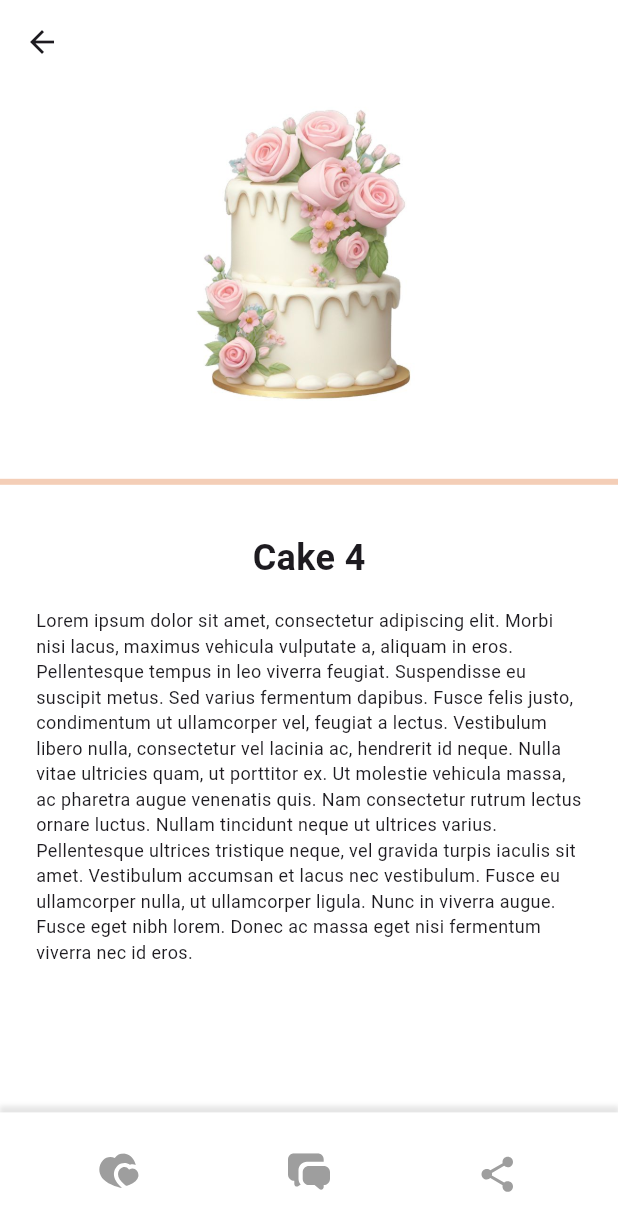
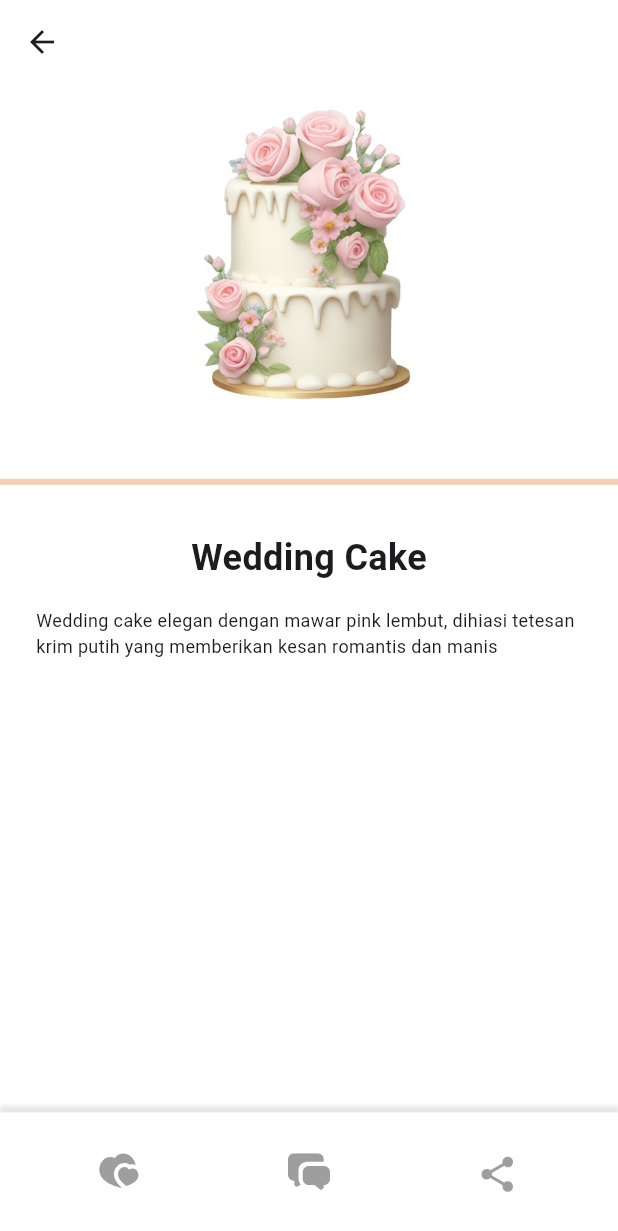
Before and after one commit to CantikaDianFarhana/Mobile_Dev_Tugas_3, a Flutter app: the HomePage screen opened directly with empty values, after a tap on "Wedding Cake", on a phone screen of 412 x 824 dp. Shown: the top 1231 px of the screen. Run offline on Flutter 3.47's test engine with Material 3 defaults, Android fonts, the light colour scheme and no system bars; our stand-ins replace flutter_svg.

Commit message:
updating cake data

```diff
--- a/lib/pages/home_page.dart
+++ b/lib/pages/home_page.dart
@@ -26,11 +26,9 @@ class _HomePageState extends State<HomePage> {
     return Scaffold(
       backgroundColor: primaryColor,
       resizeToAvoidBottomInset: false,
-      body: SafeArea(
-        bottom: false,
-        child: Column(
-          children: [
-            Expanded(
+      body: SingleChildScrollView(
+        child: SizedBox(
+          height: MediaQuery.of(context).size.height,
           child: Padding(
             padding: const EdgeInsets.all(16),
             child: Column(
@@ -74,8 +72,7 @@ class _HomePageState extends State<HomePage> {
                               final cake = Cake(
                                 name: 'Birthday Cake',
                                 image: 'assets/images/dummy_1.jpg',
-                                    description: "Kue ulang tahun dengan krim putih "
-                                                  "bergelombang dan lilin berwarna pink, tampil manis dan klasik",
+                                description: 'Kue ulang tahun dengan krim putih bergelombang dan lilin berw,arna pink, tampil manis dan klasik',
                               );
                               Navigator.pushNamed(
                                 context,
@@ -116,9 +113,10 @@ class _HomePageState extends State<HomePage> {
                           InkWell(
                             onTap: () {
                               final cake = Cake(
-                                    name: 'Cake 2',
+                                name: 'Classic Cake',
                                 image: 'assets/images/dummy_2.jpg',
-                                    description: dummyText,
+                                description: 'Kue klasik dengan topping stroberi segar, krim pink lembut, dan hiasan sprinkle, tampil sederhana namun manis.'
+                                    ,
                               );
                               Navigator.pushNamed(
                                 context,
@@ -164,9 +162,9 @@ class _HomePageState extends State<HomePage> {
                           InkWell(
                             onTap: () {
                               final cake = Cake(
-                                    name: 'Cake 3',
+                                name: 'Special Cake',
                                 image: 'assets/images/dummy_3.jpg',
-                                    description: dummyText,
+                                description: 'Kue dua  dengan lapisan krim putih, dihiasi stroberi segar dan lilin, memberi kesan manis dan segar.',
                               );
                               Navigator.pushNamed(
                                 context,
@@ -207,9 +205,9 @@ class _HomePageState extends State<HomePage> {
                           InkWell(
                             onTap: () {
                               final cake = Cake(
-                                    name: 'Cake 4',
+                                name: 'Wedding Cake',
                                 image: 'assets/images/dummy_4.jpg',
-                                    description: dummyText,
+                                description: 'Wedding cake elegan dengan mawar pink lembut, dihiasi tetesan krim putih yang memberikan kesan romantis dan manis',
                               );
                               Navigator.pushNamed(
                                 context,
@@ -256,8 +254,6 @@ class _HomePageState extends State<HomePage> {
             ),
           ),
         ),
-          ],
-        ),
       ),
     );
   }
```
Lines whose indentation alone changed are shown as unchanged.
